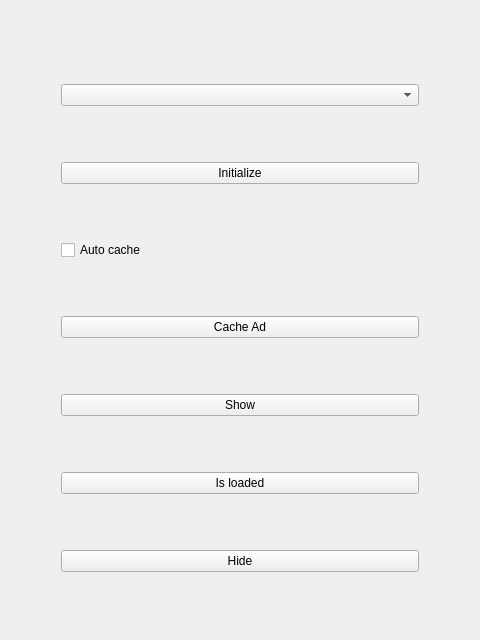
Above: mainwindow.ui from appodeal/appodeal-qt-plugin before the change. Below: the same form after it.
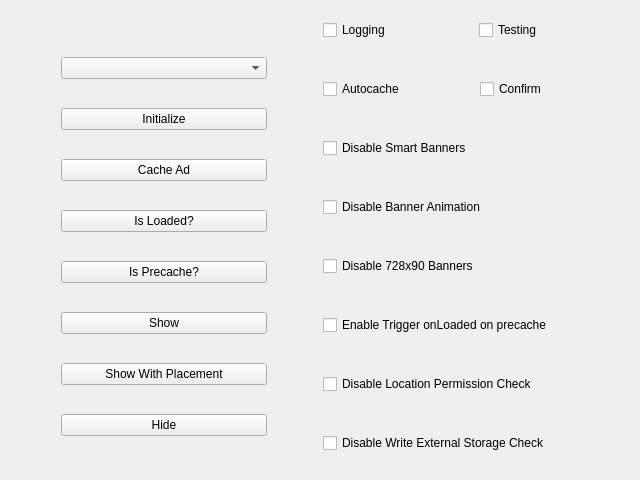
That is the form after the change.

Patch:
```diff
--- a/mainwindow.ui
+++ b/mainwindow.ui
@@ -6,8 +6,8 @@
    <rect>
     <x>0</x>
     <y>0</y>
-    <width>480</width>
-    <height>640</height>
+    <width>640</width>
+    <height>480</height>
    </rect>
   </property>
   <property name="sizePolicy">
@@ -55,13 +55,6 @@
         </property>
        </widget>
       </item>
-      <item>
-       <widget class="QCheckBox" name="autoCache">
-        <property name="text">
-         <string>Auto cache</string>
-        </property>
-       </widget>
-      </item>
       <item>
        <widget class="QPushButton" name="cacheButton">
         <property name="text">
@@ -69,6 +62,20 @@
         </property>
        </widget>
       </item>
+      <item>
+       <widget class="QPushButton" name="isLoadedButton">
+        <property name="text">
+         <string>Is Loaded?</string>
+        </property>
+       </widget>
+      </item>
+      <item>
+       <widget class="QPushButton" name="isPrecacheButton">
+        <property name="text">
+         <string>Is Precache?</string>
+        </property>
+       </widget>
+      </item>
       <item>
        <widget class="QPushButton" name="showButton">
         <property name="text">
@@ -77,9 +84,9 @@
        </widget>
       </item>
       <item>
-       <widget class="QPushButton" name="isLoadedButton">
+       <widget class="QPushButton" name="showWithPlacement">
         <property name="text">
-         <string>Is loaded</string>
+         <string>Show With Placement</string>
         </property>
        </widget>
       </item>
@@ -92,6 +99,94 @@
       </item>
      </layout>
     </item>
+    <item>
+     <layout class="QVBoxLayout" name="verticalLayout_2">
+      <property name="spacing">
+       <number>30</number>
+      </property>
+      <item>
+       <layout class="QHBoxLayout" name="horizontalLayout">
+        <item>
+         <widget class="QCheckBox" name="logging">
+          <property name="text">
+           <string>Logging</string>
+          </property>
+         </widget>
+        </item>
+        <item>
+         <widget class="QCheckBox" name="testing">
+          <property name="text">
+           <string>Testing</string>
+          </property>
+         </widget>
+        </item>
+       </layout>
+      </item>
+      <item>
+       <layout class="QHBoxLayout" name="horizontalLayout_3">
+        <property name="spacing">
+         <number>7</number>
+        </property>
+        <item>
+         <widget class="QCheckBox" name="autoCache">
+          <property name="text">
+           <string>Autocache</string>
+          </property>
+         </widget>
+        </item>
+        <item>
+         <widget class="QCheckBox" name="confirm">
+          <property name="text">
+           <string>Confirm</string>
+          </property>
+         </widget>
+        </item>
+       </layout>
+      </item>
+      <item>
+       <widget class="QCheckBox" name="disableSmartBanners">
+        <property name="text">
+         <string>Disable Smart Banners</string>
+        </property>
+       </widget>
+      </item>
+      <item>
+       <widget class="QCheckBox" name="disableBannerAnimation">
+        <property name="text">
+         <string>Disable Banner Animation</string>
+        </property>
+       </widget>
+      </item>
+      <item>
+       <widget class="QCheckBox" name="disable728x90Banners">
+        <property name="text">
+         <string>Disable 728x90 Banners</string>
+        </property>
+       </widget>
+      </item>
+      <item>
+       <widget class="QCheckBox" name="enableTriggerOnLoadedOnPrecache">
+        <property name="text">
+         <string>Enable Trigger onLoaded on precache</string>
+        </property>
+       </widget>
+      </item>
+      <item>
+       <widget class="QCheckBox" name="disableLocationPermissionCheck">
+        <property name="text">
+         <string>Disable Location Permission Check</string>
+        </property>
+       </widget>
+      </item>
+      <item>
+       <widget class="QCheckBox" name="disableWriteExternalStorageCheck">
+        <property name="text">
+         <string>Disable Write External Storage Check</string>
+        </property>
+       </widget>
+      </item>
+     </layout>
+    </item>
    </layout>
   </widget>
  </widget>
```
